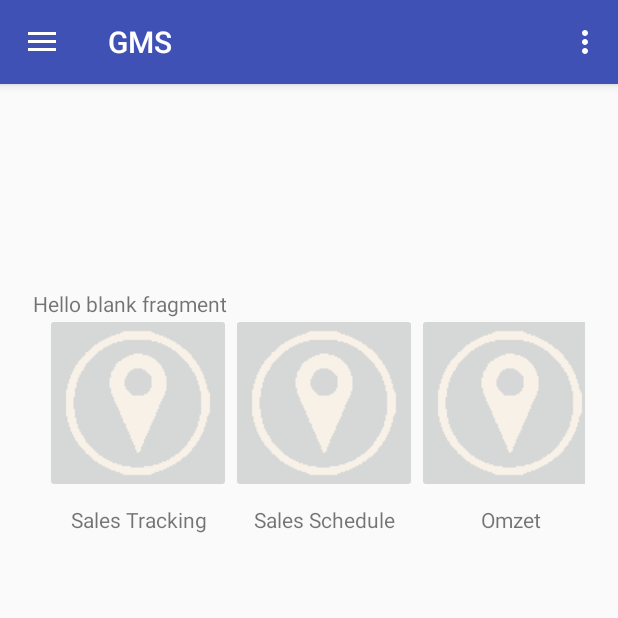
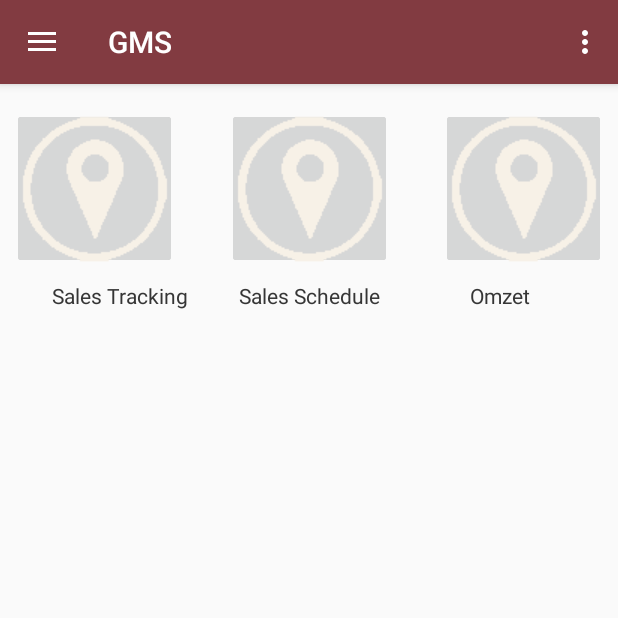
Before and after one commit to tonnymao/GMS_New, an Android app: the fragment MenuFragment placed in its activity, on a phone screen of 412 x 824 dp, the top half of it. Run offline under Robolectric (Android 15) with nearby library versions, the phone set to English and light mode, and no system bars.

Commit message:
Mengupdate fragment dengan Menu, dan mengubah tampilan layout. Menambahkan menu Sales Navigation (masih dalam proses pembuatan)

```diff
--- a/app/build.gradle
+++ b/app/build.gradle
@@ -29,4 +29,5 @@ dependencies {
     compile 'com.android.support.constraint:constraint-layout:1.0.2'
     compile 'com.android.support:support-v4:24.2.1'
     testCompile 'junit:junit:4.12'
+    compile 'com.google.android.gms:play-services-maps:11.0.2'
 }
--- a/app/src/main/java/layout/MenuFragment.java
+++ b/app/src/main/java/layout/MenuFragment.java
@@ -3,11 +3,14 @@ package layout;
 import android.content.Context;
 import android.net.Uri;
 import android.os.Bundle;
-import android.support.v4.app.Fragment;
+import android.app.Fragment;
 import android.view.LayoutInflater;
 import android.view.View;
 import android.view.ViewGroup;
+import android.widget.ImageButton;
 
+import com.inspira.gms.LibInspira;
+import com.inspira.gms.MainActivity;
 import com.inspira.gms.R;
 
 /**
@@ -59,6 +62,7 @@ public class MenuFragment extends Fragment {
             mParam1 = getArguments().getString(ARG_PARAM1);
             mParam2 = getArguments().getString(ARG_PARAM2);
         }
+
     }
 
     @Override
@@ -75,6 +79,10 @@ public class MenuFragment extends Fragment {
         }
     }
 
+
+    /*****************************************************************************/
+    //OnAttach dijalankan pada saat fragment ini terpasang pada Activity penampungnya
+    /*****************************************************************************/
     @Override
     public void onAttach(Context context) {
         super.onAttach(context);
@@ -84,6 +92,23 @@ public class MenuFragment extends Fragment {
             throw new RuntimeException(context.toString()
                     + " must implement OnFragmentInteractionListener");
         }
+    }
+
+    @Override
+    public void onActivityCreated(Bundle bundle){
+        super.onActivityCreated(bundle);
+        ImageButton ibtnSalesNavigation = (ImageButton) getView().findViewById(R.id.ibtnSalesNavigation);
+        ImageButton ibtnSalesSchedule = (ImageButton) getView().findViewById(R.id.ibtnSalesSchedule);
+        ImageButton ibtnOmzet = (ImageButton) getView().findViewById(R.id.ibtnOmzet);
+
+        ibtnSalesNavigation.setOnClickListener(new View.OnClickListener() {
+            @Override
+            public void onClick(View v) {
+                ((MainActivity)getActivity()).replaceFragment();
+            }
+        });
+        ibtnSalesSchedule.setOnClickListener(null);
+        ibtnOmzet.setOnClickListener(null);
     }
 
     @Override
--- a/app/src/main/java/layout/SalesNavigationFragment.java
+++ b/app/src/main/java/layout/SalesNavigationFragment.java
@@ -3,7 +3,7 @@ package layout;
 import android.content.Context;
 import android.net.Uri;
 import android.os.Bundle;
-import android.support.v4.app.Fragment;
+import android.app.Fragment;
 import android.view.LayoutInflater;
 import android.view.View;
 import android.view.ViewGroup;
--- a/app/src/main/res/layout/app_bar_main.xml
+++ b/app/src/main/res/layout/app_bar_main.xml
@@ -15,7 +15,7 @@
             android:id="@+id/toolbar"
             android:layout_width="match_parent"
             android:layout_height="?attr/actionBarSize"
-            android:background="?attr/colorPrimary"
+            android:background="@color/colorGMSToolbar"
             app:popupTheme="@style/AppTheme.PopupOverlay" />
 
     </android.support.design.widget.AppBarLayout>
--- a/app/src/main/res/layout/content_main.xml
+++ b/app/src/main/res/layout/content_main.xml
@@ -10,16 +10,12 @@
 
     <fragment
         android:id="@+id/fragment_container"
-        android:name="layout.SalesNavigationFragment"
-        android:layout_width="368dp"
-        android:layout_height="495dp"
-        tools:layout="@layout/fragment_sales_navigation"
-        android:layout_marginLeft="8dp"
+        android:name="layout.MenuFragment"
+        android:layout_width="0dp"
+        android:layout_height="0dp"
+        app:layout_constraintBottom_toBottomOf="parent"
         app:layout_constraintLeft_toLeftOf="parent"
-        android:layout_marginRight="8dp"
         app:layout_constraintRight_toRightOf="parent"
         app:layout_constraintTop_toTopOf="parent"
-        android:layout_marginTop="8dp"
-        app:layout_constraintBottom_toBottomOf="parent"
-        android:layout_marginBottom="8dp" />
+        tools:layout="@layout/fragment_menu" />
 </android.support.constraint.ConstraintLayout>
--- a/app/src/main/res/layout/fragment_menu.xml
+++ b/app/src/main/res/layout/fragment_menu.xml
@@ -17,9 +17,9 @@
             android:layout_height="wrap_content">
 
             <ImageButton
-                android:id="@+id/imageButton32"
-                android:layout_width="wrap_content"
-                android:layout_height="wrap_content"
+                android:id="@+id/ibtnSalesNavigation"
+                android:layout_width="110dp"
+                android:layout_height="107dp"
                 android:layout_marginLeft="8dp"
                 android:layout_marginTop="16dp"
                 app:layout_constraintLeft_toLeftOf="parent"
@@ -27,70 +27,69 @@
                 app:srcCompat="@drawable/salestracking" />
 
             <ImageButton
-                android:id="@+id/imageButton33"
-                android:layout_width="wrap_content"
-                android:layout_height="wrap_content"
-                app:srcCompat="@drawable/salestracking"
-                app:layout_constraintLeft_toRightOf="@+id/imageButton34"
-                android:layout_marginLeft="0dp"
-                app:layout_constraintTop_toTopOf="@+id/imageButton34"
-                android:layout_marginTop="0dp" />
+                android:id="@+id/ibtnSalesSchedule"
+                android:layout_width="110dp"
+                android:layout_height="107dp"
+                android:layout_marginRight="8dp"
+                android:layout_marginTop="0dp"
+                app:layout_constraintRight_toRightOf="parent"
+                app:layout_constraintTop_toTopOf="@+id/ibtnOmzet"
+                app:srcCompat="@drawable/salestracking" />
 
             <ImageButton
-                android:id="@+id/imageButton34"
-                android:layout_width="wrap_content"
-                android:layout_height="wrap_content"
+                android:id="@+id/ibtnOmzet"
+                android:layout_width="110dp"
+                android:layout_height="107dp"
+                android:layout_marginLeft="8dp"
+                android:layout_marginRight="8dp"
+                android:layout_marginTop="0dp"
                 android:layout_weight="1"
-                app:srcCompat="@drawable/salestracking"
-                app:layout_constraintTop_toTopOf="@+id/imageButton32"
-                android:layout_marginTop="0dp"
-                app:layout_constraintBottom_toBottomOf="@+id/imageButton32"
-                android:layout_marginBottom="0dp"
-                app:layout_constraintLeft_toRightOf="@+id/imageButton32"
-                android:layout_marginLeft="0dp"
-                app:layout_constraintVertical_bias="0.0" />
+                app:layout_constraintLeft_toRightOf="@+id/ibtnSalesNavigation"
+                app:layout_constraintRight_toLeftOf="@+id/ibtnSalesSchedule"
+                app:layout_constraintTop_toTopOf="@+id/ibtnSalesNavigation"
+                app:srcCompat="@drawable/salestracking" />
 
             <TextView
                 android:id="@+id/textView10"
                 android:layout_width="0dp"
                 android:layout_height="wrap_content"
+                android:layout_marginLeft="8dp"
+                android:layout_marginRight="8dp"
+                android:layout_marginTop="8dp"
                 android:layout_weight="1"
                 android:text="Sales Tracking"
                 android:textAlignment="center"
-                android:layout_marginLeft="8dp"
-                app:layout_constraintLeft_toLeftOf="@+id/imageButton32"
-                app:layout_constraintRight_toLeftOf="@+id/imageButton34"
-                android:layout_marginRight="8dp"
-                android:layout_marginTop="8dp"
-                app:layout_constraintTop_toBottomOf="@+id/imageButton32" />
+                app:layout_constraintLeft_toLeftOf="@+id/ibtnSalesNavigation"
+                app:layout_constraintRight_toLeftOf="@+id/ibtnOmzet"
+                app:layout_constraintTop_toBottomOf="@+id/ibtnSalesNavigation" />
 
             <TextView
                 android:id="@+id/textView11"
                 android:layout_width="0dp"
                 android:layout_height="wrap_content"
+                android:layout_marginLeft="8dp"
+                android:layout_marginRight="8dp"
+                android:layout_marginTop="8dp"
                 android:layout_weight="1"
                 android:text="Omzet"
                 android:textAlignment="center"
-                app:layout_constraintLeft_toRightOf="@+id/imageButton34"
-                android:layout_marginLeft="8dp"
-                android:layout_marginRight="8dp"
-                app:layout_constraintRight_toRightOf="@+id/imageButton33"
-                android:layout_marginTop="8dp"
-                app:layout_constraintTop_toBottomOf="@+id/imageButton33" />
+                app:layout_constraintLeft_toRightOf="@+id/ibtnOmzet"
+                app:layout_constraintRight_toRightOf="@+id/ibtnSalesSchedule"
+                app:layout_constraintTop_toBottomOf="@+id/ibtnSalesSchedule" />
 
             <TextView
                 android:id="@+id/textView12"
                 android:layout_width="0dp"
                 android:layout_height="wrap_content"
+                android:layout_marginLeft="8dp"
+                android:layout_marginRight="8dp"
+                android:layout_marginTop="8dp"
                 android:layout_weight="1"
                 android:text="Sales Schedule"
                 android:textAlignment="center"
-                android:layout_marginTop="8dp"
-                app:layout_constraintTop_toBottomOf="@+id/imageButton34"
-                android:layout_marginLeft="8dp"
-                app:layout_constraintLeft_toLeftOf="@+id/imageButton34"
-                android:layout_marginRight="8dp"
-                app:layout_constraintRight_toRightOf="@+id/imageButton34" />
+                app:layout_constraintLeft_toLeftOf="@+id/ibtnOmzet"
+                app:layout_constraintRight_toRightOf="@+id/ibtnOmzet"
+                app:layout_constraintTop_toBottomOf="@+id/ibtnOmzet" />
         </android.support.constraint.ConstraintLayout>
     </ScrollView>
 
--- a/app/src/main/res/values/colors.xml
+++ b/app/src/main/res/values/colors.xml
@@ -16,5 +16,6 @@
     <color name="colorTinder">#F55959</color>
     <color name="colorBeeTalk">#FFC843</color>
     <color name="colorBBCNews">#C02519</color>
+    <color name="colorGMSToolbar">#823b41</color>
     <color name="colorGMS">#823b41</color>
 </resources>
```
Also changed, not shown: app/src/main/java/com/inspira/gms/LibInspira.java (+23 -1 lines), app/src/main/java/com/inspira/gms/MainActivity.java (+12 -4 lines), app/src/main/res/layout/fragment_sales_navigation.xml (+34 -2 lines).
